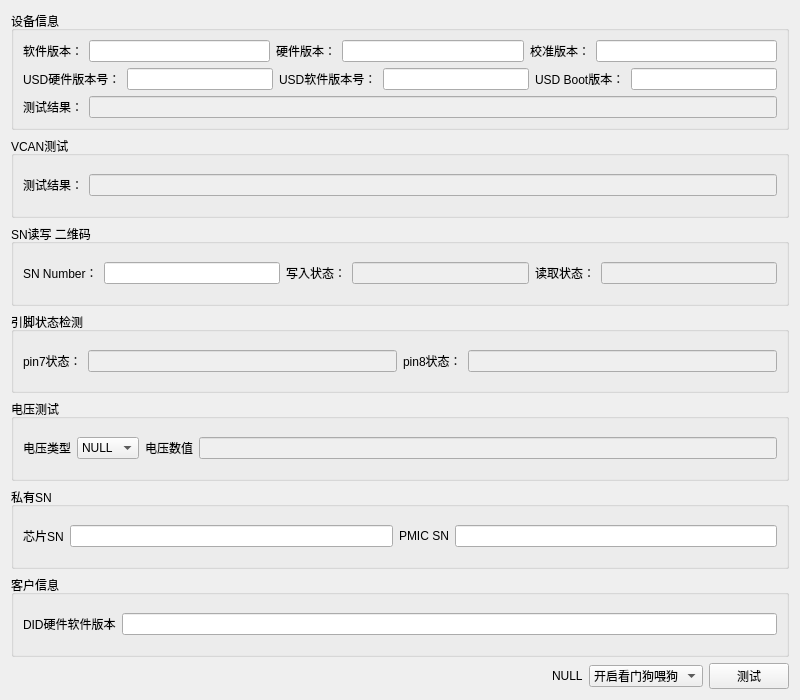
Qt form eol_sub_window/eol_sub_window.ui (aron566/EOL_CAN_Tool) before a commit.
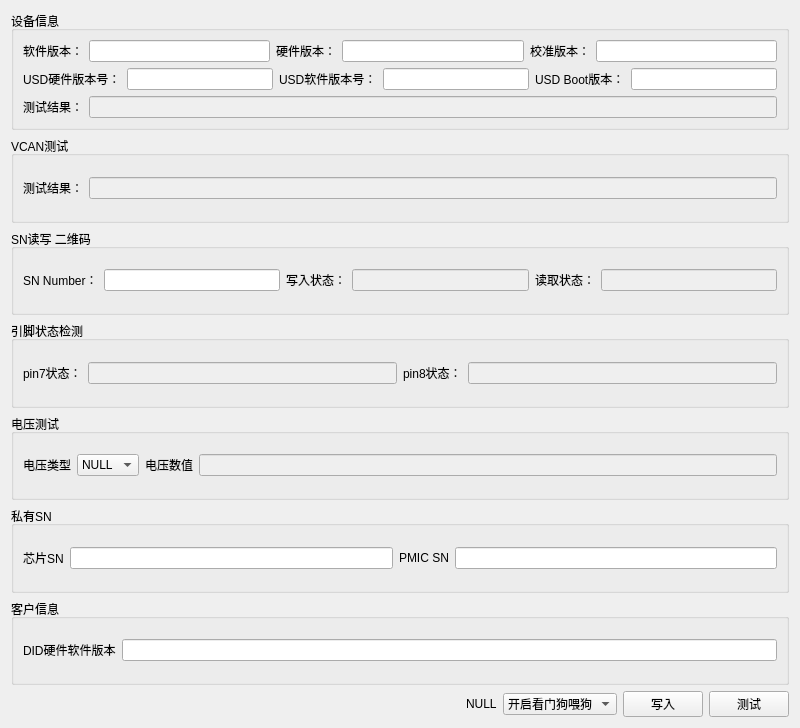
The same form after that commit.

The edit to the form file:
```diff
--- a/eol_sub_window/eol_sub_window.ui
+++ b/eol_sub_window/eol_sub_window.ui
@@ -7,7 +7,7 @@
     <x>0</x>
     <y>0</y>
     <width>800</width>
-    <height>700</height>
+    <height>728</height>
    </rect>
   </property>
   <property name="windowTitle">
@@ -383,6 +383,13 @@
        </item>
       </widget>
      </item>
+     <item>
+      <widget class="QPushButton" name="write_pushButton">
+       <property name="text">
+        <string>写入</string>
+       </property>
+      </widget>
+     </item>
      <item>
       <widget class="QPushButton" name="test_pushButton">
        <property name="text">
```
